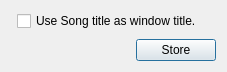
First picture: the form in configform.ui, repository sirherrbatka/nocturn, before the edit.
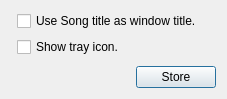
Second picture: the form after the edit.

Commit message: Added tray icon, happy now olgierd?

```diff
--- a/configform.ui
+++ b/configform.ui
@@ -7,7 +7,7 @@
     <x>0</x>
     <y>0</y>
     <width>227</width>
-    <height>72</height>
+    <height>99</height>
    </rect>
   </property>
   <property name="windowTitle">
@@ -26,6 +26,13 @@
        </property>
       </widget>
      </item>
+     <item row="1" column="1">
+      <widget class="QCheckBox" name="mShowTrayIcon">
+       <property name="text">
+        <string>Show tray icon.</string>
+       </property>
+      </widget>
+     </item>
     </layout>
    </item>
    <item>
```
The commit also changes 9 other files.
